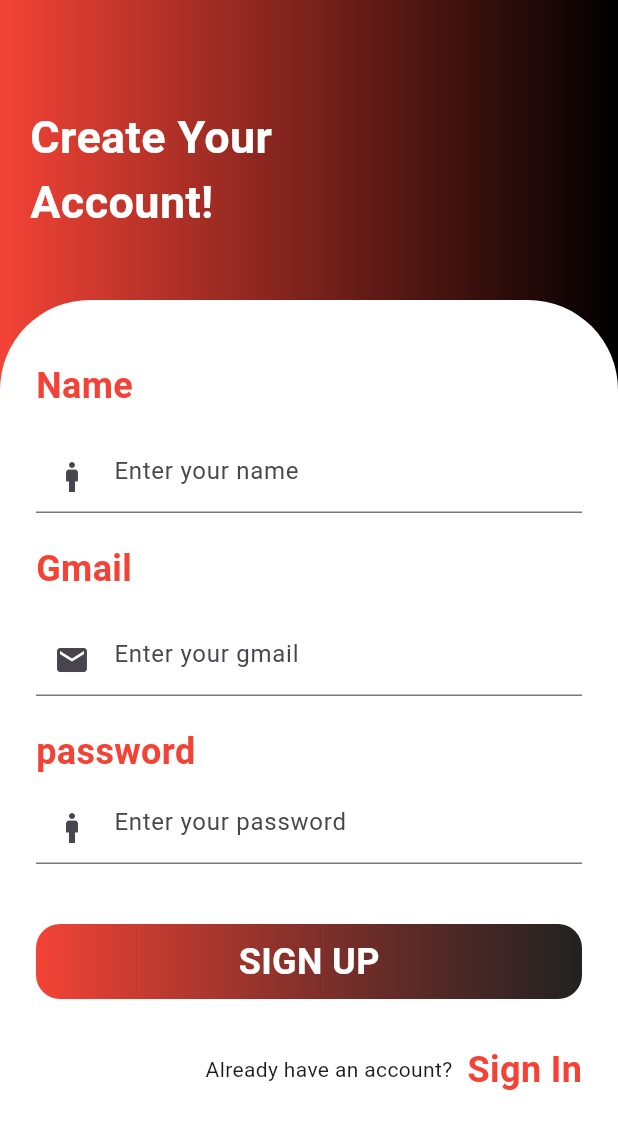
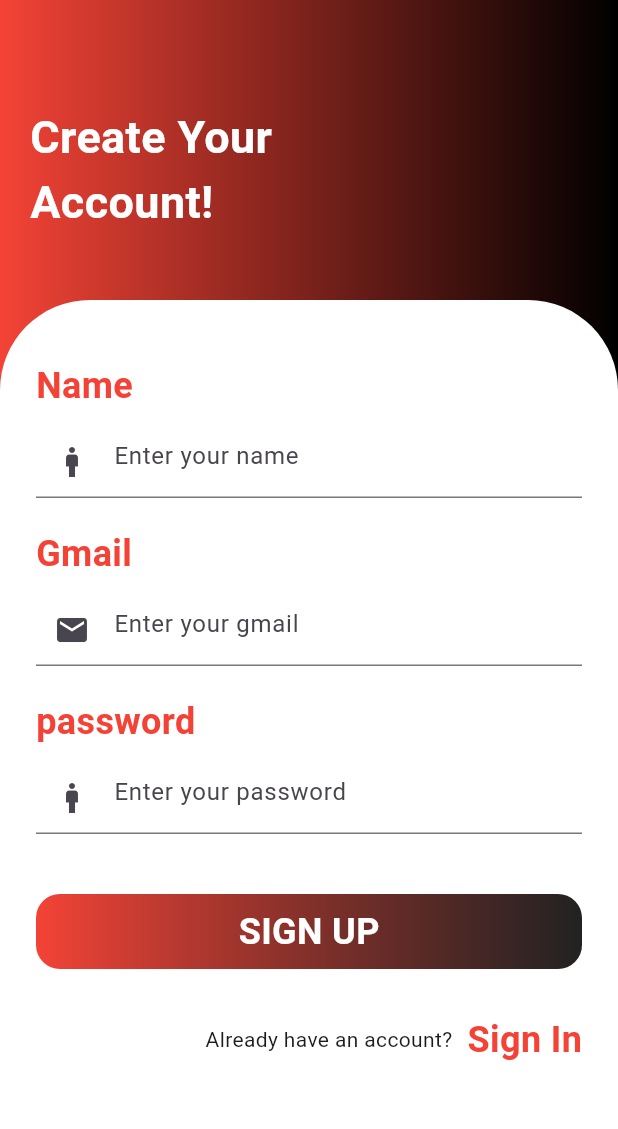
Before and after one commit to aliraza055/Barber-Shop, a Flutter app: the screen it shows after launch, on a phone screen of 412 x 824 dp. Shown: the top 1129 px of the screen. Run offline on Flutter 3.47's test engine with Material 3 defaults, Android fonts, the phone set to English and light mode, and no system bars.

```diff
--- a/lib/pages/sign_up.dart
+++ b/lib/pages/sign_up.dart
@@ -47,7 +47,7 @@ class _SignUpState extends State<SignUp> {
               crossAxisAlignment: CrossAxisAlignment.start,
               children: [
                 Text("Name",style: TextStyle(color: Colors.red,fontSize: 24,fontWeight: FontWeight.bold),),
-                SizedBox(height: 20,),
+                SizedBox(height: 10,),
                 TextFormField(
                 controller: _nameController,
                 validator: (value) {
@@ -64,7 +64,7 @@ class _SignUpState extends State<SignUp> {
                               SizedBox(height: 20,),
 
                 Text("Gmail",style: TextStyle(color: Colors.red,fontSize: 24,fontWeight: FontWeight.bold),),
-                SizedBox(height: 20,),
+                SizedBox(height: 10,),
                 TextFormField(
                   controller: _gmailController,
                   validator: (value) {
```
Also changed, not shown: 1 other file.
